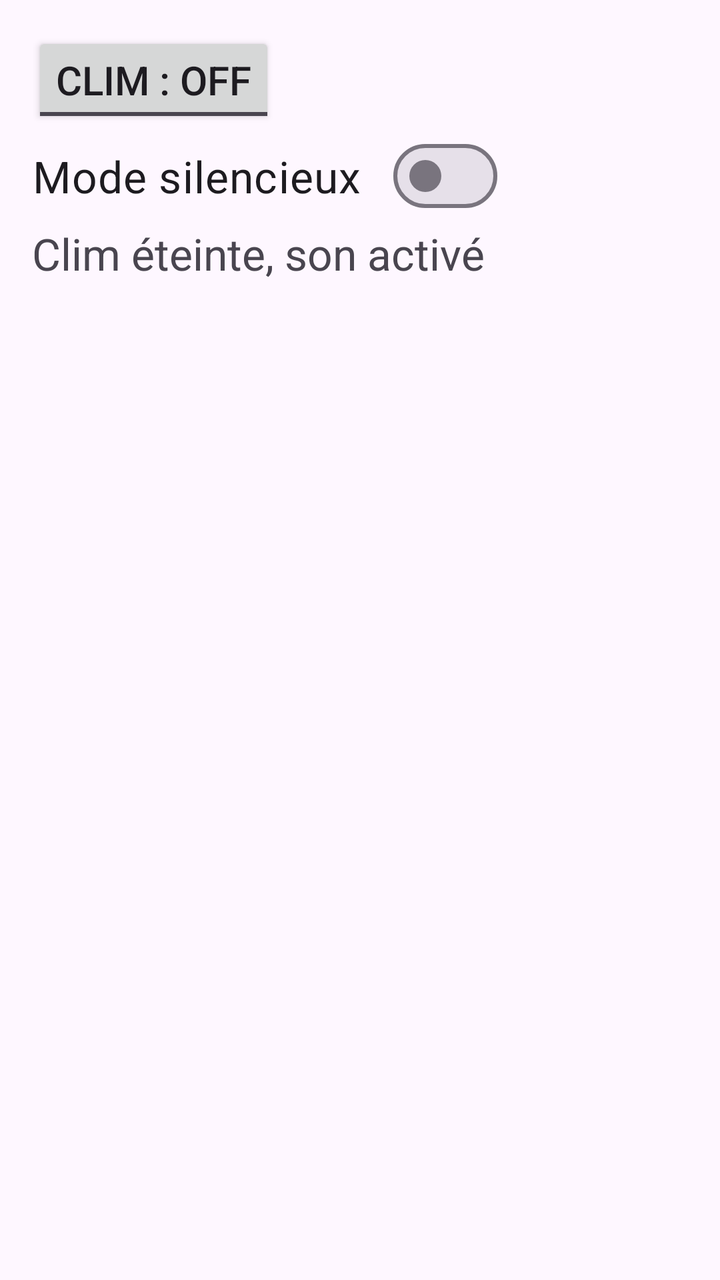
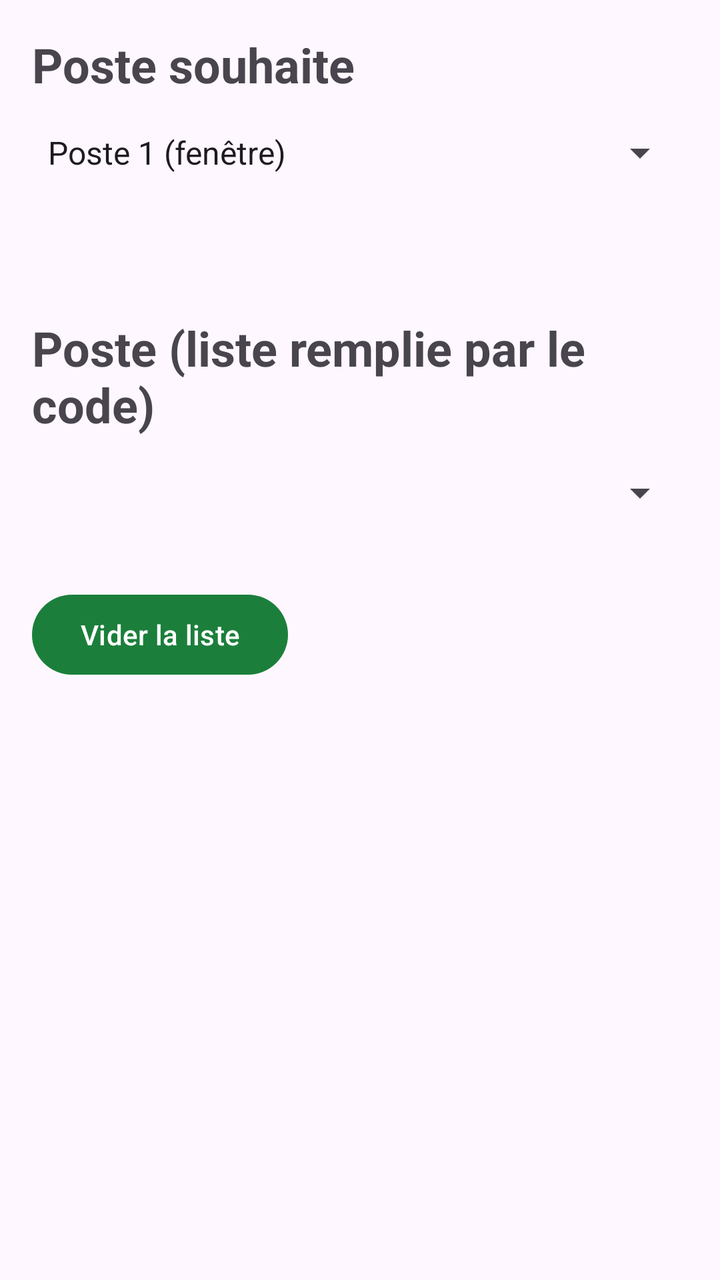

Before-and-after screenshots of an Android layout around one commit, followed by the original layout XML and the change that was made.
<!-- AndroidManifest.xml: application theme Theme.AlAmal -->
<!-- res/layout/activity_playground.xml -->
<?xml version="1.0" encoding="utf-8"?>
<LinearLayout xmlns:android="http://schemas.android.com/apk/res/android"
    xmlns:app="http://schemas.android.com/apk/res-auto"
    android:id="@+id/main"
    android:layout_width="match_parent"
    android:layout_height="match_parent"
    android:padding="16dp"
    xmlns:tools="http://schemas.android.com/tools"
    tools:context=".PlaygroundActivity"
    android:orientation="vertical"
    >








    








































































































            






































    
    
    <ToggleButton
        android:id="@+id/tglClim"
        android:layout_width="wrap_content"
        android:layout_height="wrap_content"
        android:textOff="Clim : OFF"
        android:textOn="Clim : ON"
        android:textSize="20sp" />
    <com.google.android.material.materialswitch.MaterialSwitch
        android:id="@+id/swSilence"
        android:layout_width="wrap_content"
        android:layout_height="wrap_content"
        android:text="Mode silencieux"
        android:textSize="22sp" />
    <TextView
        android:id="@+id/txtEtat"
        android:layout_width="wrap_content"
        android:layout_height="wrap_content"
        android:text="Clim éteinte, son activé"
        android:textSize="22sp" />




    </LinearLayout>
<!-- resources referenced by this layout -->
<resources>
  <style name="Theme.AlAmal" parent="Theme.Material3.DayNight">
          <item name="colorPrimary">#FF1B7F3B</item>
      </style>
</resources>

<!-- the commit's change to res/layout/activity_playground.xml (unified diff, before → after) -->
@@ -163,27 +163,65 @@
 
     
     
-    <ToggleButton
-        android:id="@+id/tglClim"
-        android:layout_width="wrap_content"
-        android:layout_height="wrap_content"
-        android:textOff="Clim : OFF"
-        android:textOn="Clim : ON"
-        android:textSize="20sp" />
-    <com.google.android.material.materialswitch.MaterialSwitch
-        android:id="@+id/swSilence"
-        android:layout_width="wrap_content"
-        android:layout_height="wrap_content"
-        android:text="Mode silencieux"
-        android:textSize="22sp" />
-    <TextView
-        android:id="@+id/txtEtat"
-        android:layout_width="wrap_content"
-        android:layout_height="wrap_content"
-        android:text="Clim éteinte, son activé"
-        android:textSize="22sp" />
-
-
-
+
+
+
+
+
+
+
+
+
+
+
+
+
+
+
+
+
+
+
+
+
+        <TextView
+            android:layout_width="wrap_content"
+            android:layout_height="wrap_content"
+            android:text="Poste souhaite"
+            android:textSize="24sp"
+            android:textStyle="bold"/>
+        <Spinner
+            android:id="@+id/spPoste"
+            android:layout_width="match_parent"
+            android:layout_height="wrap_content"
+            android:minHeight="56dp"
+            android:entries="@array/s02_postes"/>
+        <TextView
+            android:id="@+id/txtPoste"
+            android:layout_width="wrap_content"
+            android:layout_height="wrap_content"
+            android:textSize="22sp"/>
+        <TextView
+            android:layout_width="wrap_content"
+            android:layout_height="wrap_content"
+            android:layout_marginTop="24dp"
+            android:text="Poste (liste remplie par le code)"
+            android:textSize="24sp"
+            android:textStyle="bold"/>
+        <Spinner
+            android:id="@+id/spPosteCode"
+            android:layout_width="match_parent"
+            android:layout_height="wrap_content"
+            android:minHeight="56dp"/>
+        <TextView
+            android:id="@+id/txtPosteCode"
+            android:layout_width="wrap_content"
+            android:layout_height="wrap_content"
+            />
+        <Button
+            android:layout_width="wrap_content"
+            android:layout_height="wrap_content"
+            android:id="@+id/btnVider"
+            android:text="Vider la liste"/>
 
     </LinearLayout>
<!-- resource entries referenced after the edit -->
@@ -1,5 +1,12 @@
 <!-- resources referenced by this layout -->
 <resources>
+  <string-array name="s02_postes">
+          <item>Poste 1 (fenêtre)</item>
+          <item>Poste 2</item>
+          <item>Poste 3 (imprimante)</item>
+          <item>Poste 4 (casque)</item>
+          <item>Poste 5 (grand écran)</item>
+      </string-array>
   <style name="Theme.AlAmal" parent="Theme.Material3.DayNight">
           <item name="colorPrimary">#FF1B7F3B</item>
       </style>
